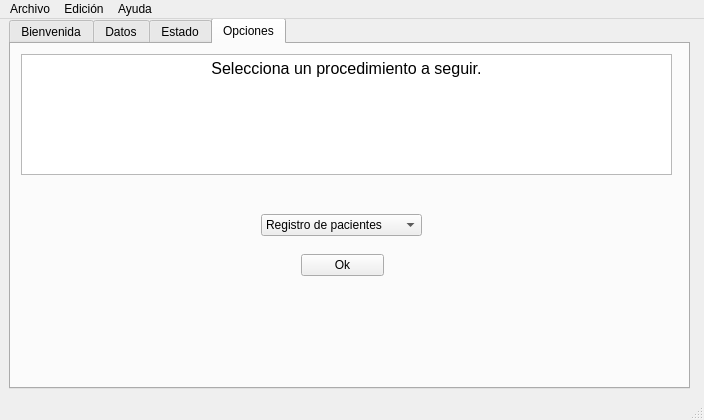
The window that ui/inicio.ui (diegotxegp/hamelin) describes before a commit, drawn with Qt 5.
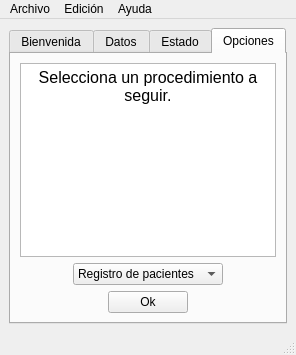
The same window after the commit. The open tabs and pages were chosen to show the change.

Diff of the .ui file:
```diff
--- a/ui/inicio.ui
+++ b/ui/inicio.ui
@@ -2,33 +2,13 @@
 <ui version="4.0">
  <class>ventana_inicio</class>
  <widget class="QMainWindow" name="ventana_inicio">
-  <property name="geometry">
-   <rect>
-    <x>0</x>
-    <y>0</y>
-    <width>704</width>
-    <height>420</height>
-   </rect>
-  </property>
   <property name="windowTitle">
    <string>Hamelin</string>
   </property>
   <widget class="QWidget" name="centralwidget">
-   <widget class="QWidget" name="gridLayoutWidget">
-    <property name="geometry">
-     <rect>
-      <x>9</x>
-      <y>-1</y>
-      <width>681</width>
-      <height>371</height>
-     </rect>
-    </property>
-    <layout class="QGridLayout" name="gridLayout">
-     <item row="0" column="0">
+   <layout class="QVBoxLayout" name="mainLayout">
+    <item>
       <widget class="QTabWidget" name="tabWidget">
-       <property name="enabled">
-        <bool>true</bool>
-       </property>
        <property name="currentIndex">
         <number>3</number>
        </property>
@@ -130,80 +110,37 @@
         <attribute name="title">
          <string>Opciones</string>
         </attribute>
-        <widget class="QComboBox" name="comboBox_opciones">
-         <property name="geometry">
-          <rect>
-           <x>250</x>
-           <y>170</y>
-           <width>161</width>
-           <height>22</height>
-          </rect>
-         </property>
+       <layout class="QVBoxLayout" name="layout_opciones">
          <item>
-          <property name="text">
-           <string>Registro de pacientes</string>
-          </property>
-         </item>
-         <item>
-          <property name="text">
-           <string>Estudio observacional</string>
-          </property>
-         </item>
-         <item>
-          <property name="text">
-           <string>Estudio clínico</string>
-          </property>
-         </item>
-        </widget>
         <widget class="QTextEdit" name="textEdit_opciones">
-         <property name="geometry">
-          <rect>
-           <x>10</x>
-           <y>10</y>
-           <width>651</width>
-           <height>121</height>
-          </rect>
-         </property>
          <property name="html">
-          <string>&lt;!DOCTYPE HTML PUBLIC &quot;-//W3C//DTD HTML 4.0//EN&quot; &quot;http://www.w3.org/TR/REC-html40/strict.dtd&quot;&gt;
-&lt;html&gt;&lt;head&gt;&lt;meta name=&quot;qrichtext&quot; content=&quot;1&quot; /&gt;&lt;meta charset=&quot;utf-8&quot; /&gt;&lt;style type=&quot;text/css&quot;&gt;
-p, li { white-space: pre-wrap; }
-hr { height: 1px; border-width: 0; }
-li.unchecked::marker { content: &quot;\2610&quot;; }
-li.checked::marker { content: &quot;\2612&quot;; }
-&lt;/style&gt;&lt;/head&gt;&lt;body style=&quot; font-family:'Sans Serif'; font-size:9pt; font-weight:400; font-style:normal;&quot;&gt;
-&lt;p align=&quot;center&quot; style=&quot; margin-top:0px; margin-bottom:0px; margin-left:0px; margin-right:0px; -qt-block-indent:0; text-indent:0px;&quot;&gt;&lt;span style=&quot; font-size:12pt;&quot;&gt;Selecciona un procedimiento a seguir.&lt;/span&gt;&lt;/p&gt;&lt;/body&gt;&lt;/html&gt;</string>
-         </property>
-        </widget>
+           <string notr="true">&lt;p align=&quot;center&quot;&gt;&lt;span style=&quot;font-size:12pt;&quot;&gt;Selecciona un procedimiento a seguir.&lt;/span&gt;&lt;/p&gt;</string>
+          </property>
+         </widget>
+        </item>
+        <item alignment="Qt::AlignHCenter">
+         <widget class="QComboBox" name="comboBox_opciones">
+          <item><property name="text"><string>Registro de pacientes</string></property></item>
+          <item><property name="text"><string>Estudio observacional</string></property></item>
+          <item><property name="text"><string>Estudio clínico</string></property></item>
+         </widget>
+        </item>
+        <item alignment="Qt::AlignHCenter">
         <widget class="QPushButton" name="pushButton_opciones">
-         <property name="geometry">
-          <rect>
-           <x>290</x>
-           <y>210</y>
-           <width>83</width>
-           <height>22</height>
-          </rect>
-         </property>
          <property name="text">
           <string>Ok</string>
          </property>
         </widget>
-       </widget>
+        </item>
+       </layout>
+      </widget>
+
       </widget>
      </item>
     </layout>
-   </widget>
   </widget>
   <widget class="QStatusBar" name="statusbar"/>
   <widget class="QMenuBar" name="menubar">
-   <property name="geometry">
-    <rect>
-     <x>0</x>
-     <y>0</y>
-     <width>704</width>
-     <height>19</height>
-    </rect>
-   </property>
    <widget class="QMenu" name="menuArchivo">
     <property name="title">
      <string>Archivo</string>
```
Left out of the diff: 114 changed lines with no effect on the pictures. Lines whose indentation alone changed are shown as unchanged.
